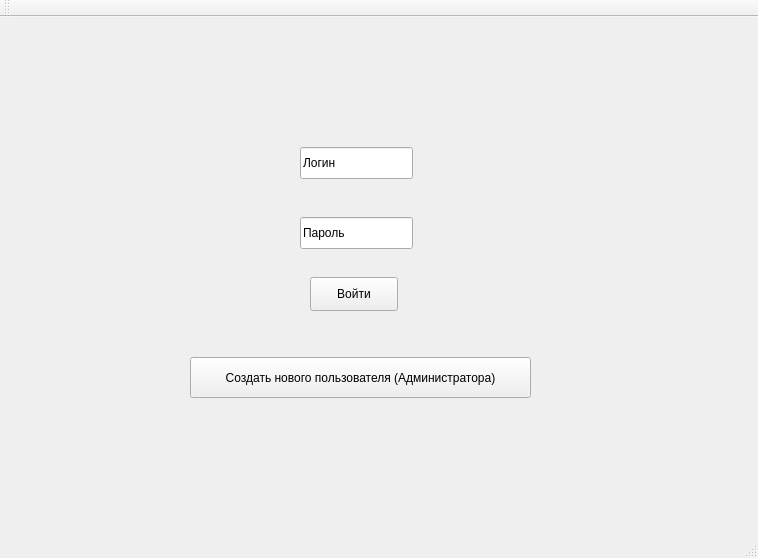
The window that loginwindow.ui (Adiutant/ClientToID) describes before a commit, drawn with Qt 5.
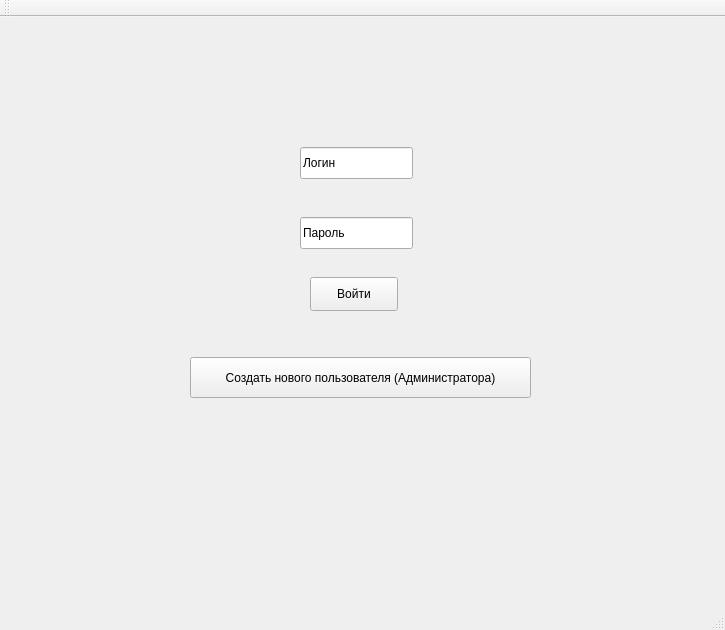
The same window after the commit.

```diff
--- a/loginwindow.ui
+++ b/loginwindow.ui
@@ -9,8 +9,8 @@
    <rect>
     <x>0</x>
     <y>0</y>
-    <width>758</width>
-    <height>558</height>
+    <width>725</width>
+    <height>630</height>
    </rect>
   </property>
   <property name="windowTitle">
```
Left out of the diff: 2 changed lines with no effect on the pictures.
